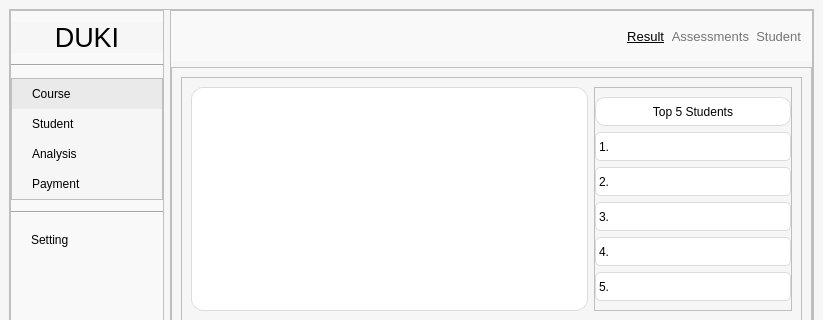
This is ui/course_result.ui in Khiem2112/course-management-ml as Qt 5 draws it before an edit; both pictures show x 0 to 823 and y 0 to 320 of the 823 by 614 pixel window. The edited form follows.
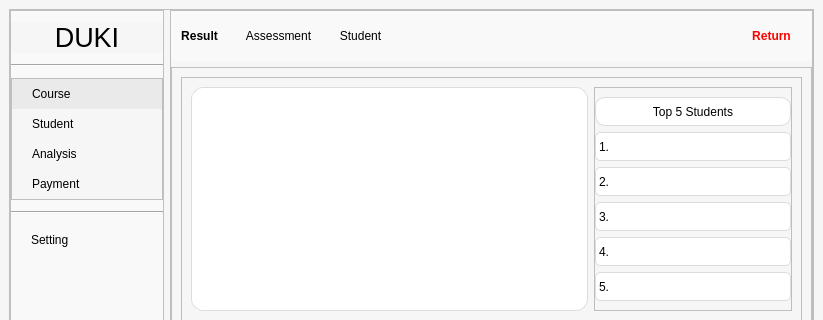
This is the edited form.

Commit message: Paginatuon logic inside each course  page's menubar

```diff
--- a/ui/course_result.ui
+++ b/ui/course_result.ui
@@ -31,6 +31,36 @@
     color: black;
 }
 
+#header_result,
+#header_assessment,
+#header_student {
+
+border: none;
+padding: 5px 10px;
+}
+
+#header_result {
+    background-color: #4C8BF5; /* A vibrant blue (matches existing create button) */
+    
+    /* Ensure it overrides the basic button style from the common rule */
+    border: none;
+    padding: 5px 10px;
+    
+    /* Optional visual flair */
+    border-radius: 4px; 
+    font-weight: bold;
+}
+
+#header_return {
+
+background-color: black;
+color: red;
+border: none;
+padding: 5px 10px;
+font-weight:bold;
+}
+
+
 #menu_analysis,
 #menu_course,
 #menu_payment,
@@ -446,6 +476,30 @@
              <property name="bottomMargin">
               <number>0</number>
              </property>
+             <item>
+              <widget class="QPushButton" name="header_result">
+               <property name="styleSheet">
+                <string notr="true">backgroud:transparent;</string>
+               </property>
+               <property name="text">
+                <string>Result</string>
+               </property>
+              </widget>
+             </item>
+             <item>
+              <widget class="QPushButton" name="header_assessment">
+               <property name="text">
+                <string>Assessment</string>
+               </property>
+              </widget>
+             </item>
+             <item>
+              <widget class="QPushButton" name="header_student">
+               <property name="text">
+                <string>Student</string>
+               </property>
+              </widget>
+             </item>
              <item>
               <spacer name="horizontalSpacer_5">
                <property name="orientation">
@@ -460,58 +514,9 @@
               </spacer>
              </item>
              <item>
-              <widget class="QLabel" name="header_result">
-               <property name="font">
-                <font>
-                 <pointsize>10</pointsize>
-                 <underline>true</underline>
-                </font>
-               </property>
-               <property name="styleSheet">
-                <string notr="true">color: black</string>
-               </property>
+              <widget class="QPushButton" name="header_return">
                <property name="text">
-                <string>Result</string>
-               </property>
-               <property name="alignment">
-                <set>Qt::AlignRight|Qt::AlignTrailing|Qt::AlignVCenter</set>
-               </property>
-              </widget>
-             </item>
-             <item>
-              <widget class="QLabel" name="header_assessment">
-               <property name="font">
-                <font>
-                 <pointsize>10</pointsize>
-                </font>
-               </property>
-               <property name="styleSheet">
-                <string notr="true">color:#757575</string>
-               </property>
-               <property name="text">
-                <string>Assessments</string>
-               </property>
-               <property name="alignment">
-                <set>Qt::AlignRight|Qt::AlignTrailing|Qt::AlignVCenter</set>
-               </property>
-              </widget>
-             </item>
-             <item>
-              <widget class="QLabel" name="header_student">
-               <property name="font">
-                <font>
-                 <pointsize>10</pointsize>
-                 <underline>false</underline>
-                </font>
-               </property>
-               <property name="styleSheet">
-                <string notr="true">color:#757575</string>
-               </property>
-               <property name="text">
-                <string>Student</string>
-               </property>
-               <property name="alignment">
-                <set>Qt::AlignRight|Qt::AlignTrailing|Qt::AlignVCenter</set>
+                <string>Return</string>
                </property>
               </widget>
              </item>
```
The commit also changes 9 other files.
